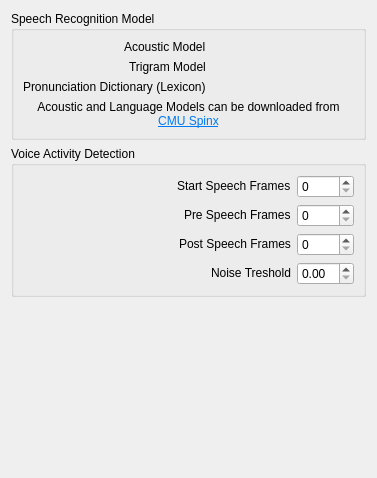
maxrd2/SubtitleComposer, file src/speechplugins/pocketsphinx/pocketsphinxconfigwidget.ui: the form before one commit.
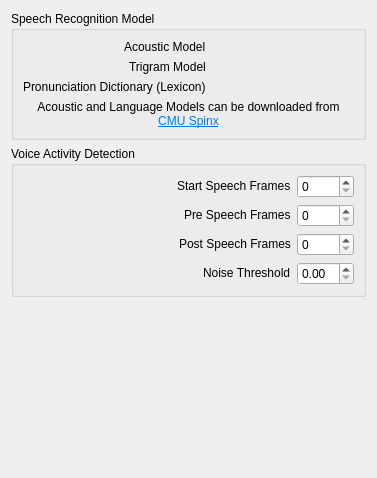
The form after the commit. Custom widgets are drawn as their Qt base class.

The edit to the form file:
```diff
--- a/src/speechplugins/pocketsphinx/pocketsphinxconfigwidget.ui
+++ b/src/speechplugins/pocketsphinx/pocketsphinxconfigwidget.ui
@@ -126,7 +126,7 @@
          <string>Threshold for decision between noise and silence frames. Log-ratio between signal level and noise level</string>
         </property>
         <property name="text">
-         <string>Noise Treshold</string>
+         <string>Noise Threshold</string>
         </property>
         <property name="buddy">
          <cstring>kcfg_vadTreshold</cstring>
```
